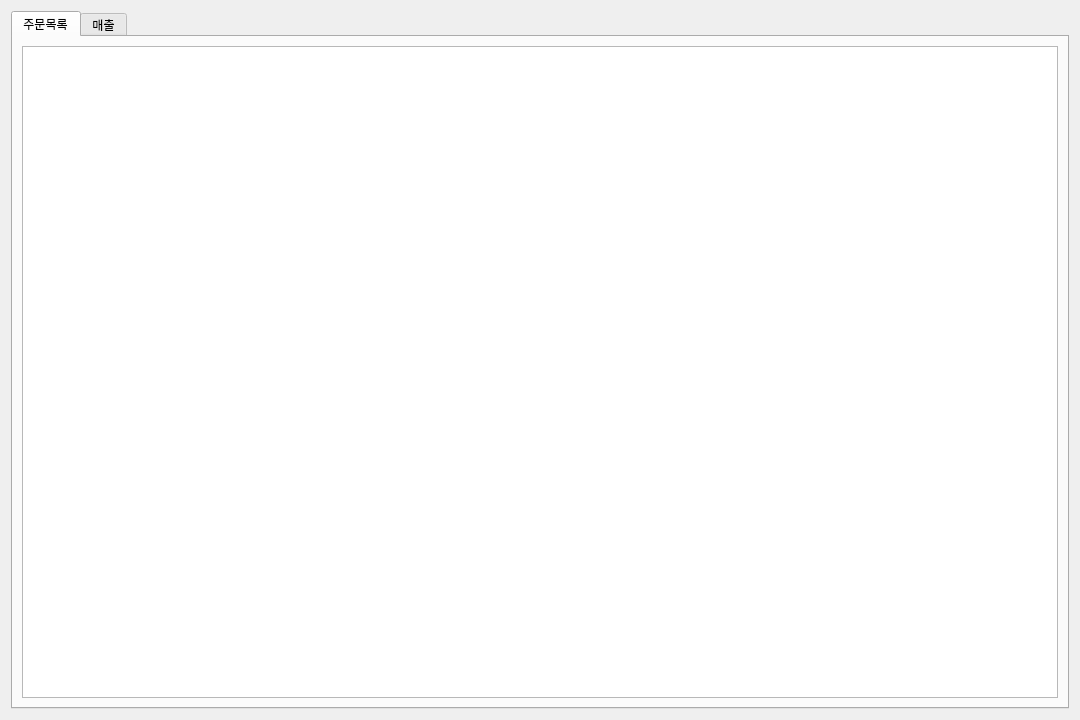
This is ui/stats.ui in BSEom/miniP_kiosk as Qt 5 draws it before an edit. The edited form follows.
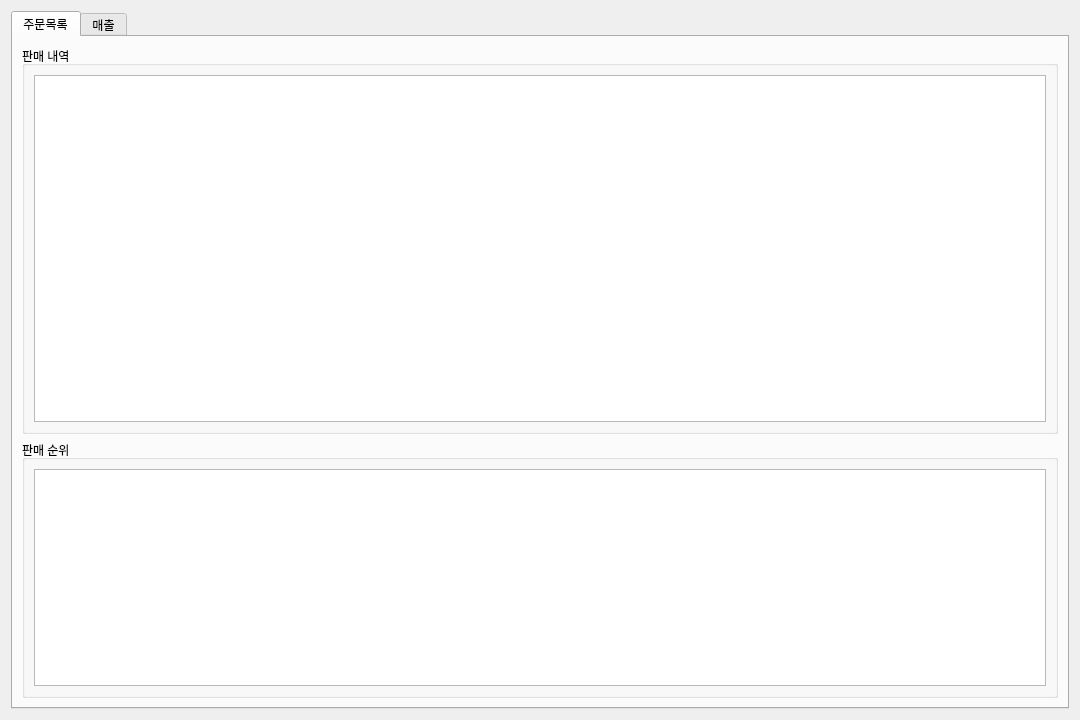
This is the edited form.

Diff of the .ui file:
```diff
--- a/ui/stats.ui
+++ b/ui/stats.ui
@@ -53,7 +53,25 @@
       <attribute name="title">
        <string>주문목록</string>
       </attribute>
-      <layout class="QGridLayout" name="gridLayout_6">
+      <layout class="QGridLayout" name="gridLayout_6" rowstretch="1,2,2" columnstretch="2">
+       <item row="2" column="0">
+        <widget class="QGroupBox" name="groupBox_2">
+         <property name="title">
+          <string>판매 순위</string>
+         </property>
+         <layout class="QGridLayout" name="gridLayout_8">
+          <item row="0" column="0">
+           <widget class="QTableView" name="tableView_3"/>
+          </item>
+         </layout>
+        </widget>
+       </item>
+       <item row="0" column="0" rowspan="2">
+        <widget class="QGroupBox" name="groupBox">
+         <property name="title">
+          <string>판매 내역</string>
+         </property>
+         <layout class="QGridLayout" name="gridLayout_7">
        <item row="0" column="0">
         <widget class="QTableView" name="tableView_2">
          <property name="editTriggers">
@@ -64,8 +82,8 @@
          </property>
         </widget>
        </item>
-       <item row="0" column="1">
-        <layout class="QGridLayout" name="gridLayout_5"/>
+         </layout>
+        </widget>
        </item>
       </layout>
      </widget>
```
Lines whose indentation alone changed are shown as unchanged.
